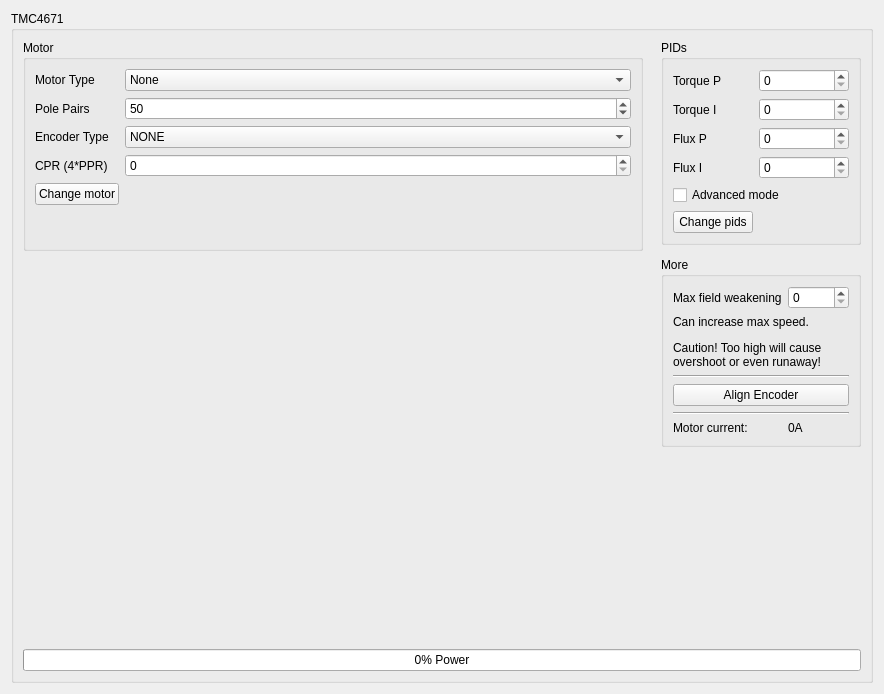
Old version of the form res/tmc4671_ui.ui in the repository Ultrawipf/OpenFFBoard-configurator.
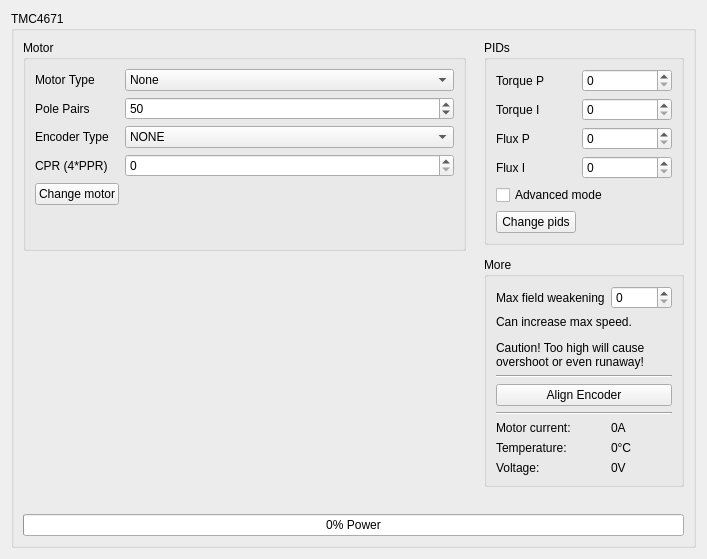
New version of the form. Custom widgets are drawn as their Qt base class.

Patch:
```diff
--- a/res/tmc4671_ui.ui
+++ b/res/tmc4671_ui.ui
@@ -6,8 +6,8 @@
    <rect>
     <x>0</x>
     <y>0</y>
-    <width>884</width>
-    <height>694</height>
+    <width>707</width>
+    <height>559</height>
    </rect>
   </property>
   <property name="windowTitle">
@@ -211,6 +211,34 @@
            </property>
           </widget>
          </item>
+         <item row="6" column="0">
+          <widget class="QLabel" name="label_12">
+           <property name="text">
+            <string>Temperature:</string>
+           </property>
+          </widget>
+         </item>
+         <item row="6" column="1">
+          <widget class="QLabel" name="label_Temp">
+           <property name="text">
+            <string>0°C</string>
+           </property>
+          </widget>
+         </item>
+         <item row="7" column="0">
+          <widget class="QLabel" name="label_13">
+           <property name="text">
+            <string>Voltage:</string>
+           </property>
+          </widget>
+         </item>
+         <item row="7" column="1">
+          <widget class="QLabel" name="label_volt">
+           <property name="text">
+            <string>0V</string>
+           </property>
+          </widget>
+         </item>
         </layout>
        </widget>
       </item>
```
